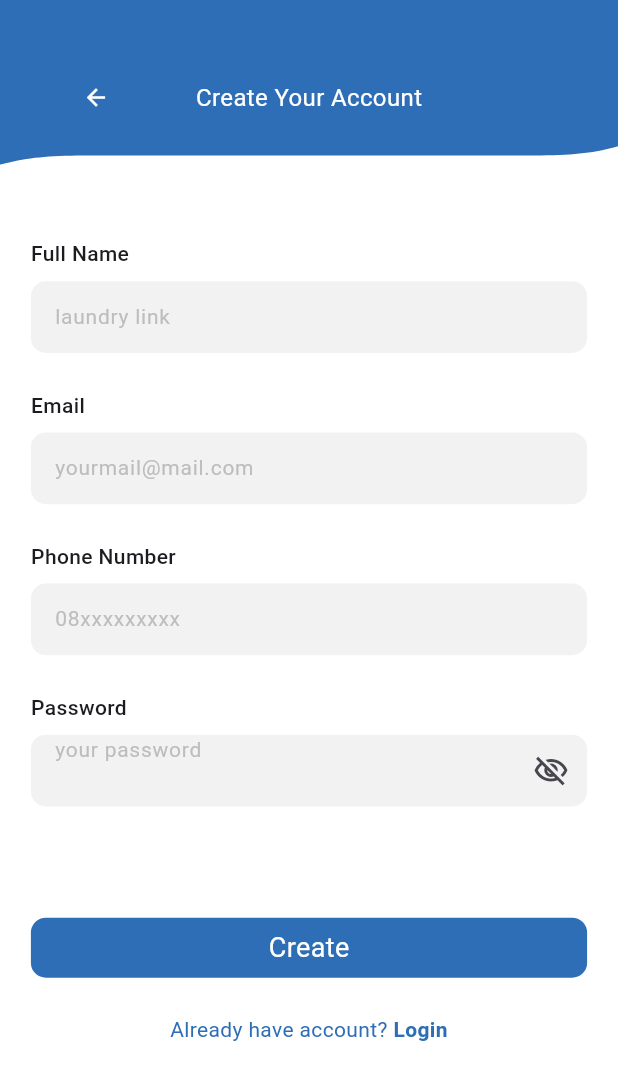
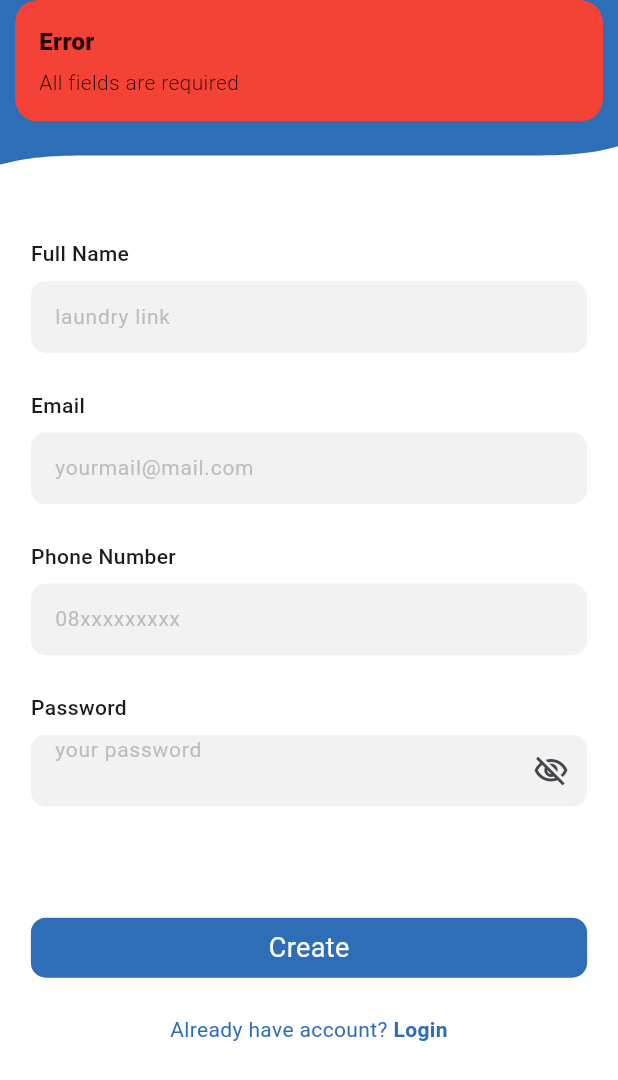
Before and after one commit to LaundryLink/mobile-laundrylink, a Flutter app: the SignupView screen opened by its route, after a tap on "Create", on a phone screen of 412 x 824 dp. Shown: the top 1080 px of the screen. Run offline on Flutter 3.47's test engine with Material 3 defaults, Android fonts, the phone set to English and light mode, and no system bars; our stand-ins replace another_flutter_splash_screen, dio, flutter_svg, get.

Commit message:
feat: register user now can be used

```diff
--- a/lib/app/data/utils/resources/app_theme.dart
+++ b/lib/app/data/utils/resources/app_theme.dart
@@ -6,6 +6,7 @@ import 'package:flutter/widgets.dart';
 class Resources {
   static _AppColors color = _AppColors();
   static _AppTextStyle textStyle = _AppTextStyle();
+  static _AppStaticString staticString = _AppStaticString();
 }
 
 class _AppColors {
@@ -20,3 +21,8 @@ class _AppColors {
 class _AppTextStyle {
   TextStyle subTitle1 = TextStyle(fontSize: 14, fontWeight: FontWeight.w500);
 }
+
+class _AppStaticString {
+  String api_web = "http://localhost:3001/";
+  String api_mobile = "http://10.0.2.2:3001/";
+}
--- /dev/null
+++ b/lib/app/data/utils/resources/models/user_model.dart
@@ -0,0 +1,37 @@
+import 'dart:convert';
+
+UserModel userModelFromJson(String str) => UserModel.fromJson(json.decode(str));
+
+String userModelToJson(UserModel data) => json.encode(data.toJson());
+
+class UserModel {
+  String fullName;
+  String email;
+  String phoneNumber;
+  String password;
+  String address;
+
+  UserModel({
+    required this.fullName,
+    required this.email,
+    required this.phoneNumber,
+    required this.password,
+    required this.address,
+  });
+
+  factory UserModel.fromJson(Map<String, dynamic> json) => UserModel(
+        fullName: json["full_name"],
+        email: json["email"],
+        phoneNumber: json["phone_number"],
+        password: json["password"],
+        address: json["address"],
+      );
+
+  Map<String, dynamic> toJson() => {
+        "full_name": fullName,
+        "email": email,
+        "phone_number": phoneNumber,
+        "password": password,
+        "address": address,
+      };
+}
--- a/lib/app/modules/auth/signup/bindings/signup_binding.dart
+++ b/lib/app/modules/auth/signup/bindings/signup_binding.dart
@@ -1,9 +1,9 @@
 import 'package:get/get.dart';
-import 'package:laundry_link/app/modules/auth/signin/controllers/signin_controller.dart';
+import 'package:laundry_link/app/modules/auth/signup/controllers/signup_controller.dart';
 
 class SignupBinding extends Bindings {
   @override
   void dependencies() {
-    Get.lazyPut<SigninController>(() => SigninController());
+    Get.put<SignupController>(SignupController());
   }
 }
--- a/lib/app/modules/auth/signup/controllers/signup_controller.dart
+++ b/lib/app/modules/auth/signup/controllers/signup_controller.dart
@@ -1,3 +1,99 @@
+import 'package:dio/dio.dart';
+import 'package:flutter/material.dart';
 import 'package:get/get.dart';
 
-class SignupController extends GetxController {}
+import '../../../../data/utils/resources/app_theme.dart';
+import '../../../../data/utils/resources/models/user_model.dart';
+import '../../../../routes/app_pages.dart';
+
+class SignupController extends GetxController {
+  // Text Editing Controllers
+  final TextEditingController fullNameController = TextEditingController();
+  final TextEditingController lastNameController = TextEditingController();
+  final TextEditingController emailController = TextEditingController();
+  final TextEditingController phoneNumberController = TextEditingController();
+  final TextEditingController passwordController = TextEditingController();
+  final TextEditingController addressController = TextEditingController();
+
+  var isLoading = false.obs;
+
+  @override
+  void onInit() {
+    super.onInit();
+  }
+
+  @override
+  void onClose() {
+    resetTextFields();
+    // Dispose controllers when the controller is disposed
+    fullNameController.dispose();
+    emailController.dispose();
+    phoneNumberController.dispose();
+    passwordController.dispose();
+    addressController.dispose();
+    super.onClose();
+  }
+
+  void resetTextFields() {
+    fullNameController.clear();
+    emailController.clear();
+    phoneNumberController.clear();
+    passwordController.clear();
+    addressController.clear();
+  }
+
+  Future<void> register() async {
+    isLoading.value = true;
+
+    if (fullNameController.text.isEmpty ||
+        emailController.text.isEmpty ||
+        phoneNumberController.text.isEmpty ||
+        passwordController.text.isEmpty) {
+      Get.snackbar('Error', 'All fields are required',
+          backgroundColor: Colors.red);
+      isLoading.value = false;
+      return;
+    }
+
+    // Membuat instance UserModel dari input pengguna
+    UserModel user = UserModel(
+      fullName: fullNameController.text,
+      email: emailController.text,
+      phoneNumber: phoneNumberController.text,
+      password: passwordController.text,
+      address: " ",
+    );
+
+    try {
+      print(
+          'nama : ${fullNameController.text} \nemail : ${emailController.text} \n phone_number : ${phoneNumberController.text} \npassword : ${passwordController.text} \naddress ${addressController.text}');
+
+      Dio dio = Dio();
+      final response = await dio.post(
+        Resources.staticString.api_mobile + 'api/users',
+        data: user.toJson(), // Mengirim data dalam bentuk JSON
+        options: Options(
+          headers: {'Content-Type': 'application/json'},
+        ),
+      );
+
+      if (response.statusCode == 200) {
+        // Handle success response
+        Get.back();
+        Get.delete<SignupController>(tag: Routes.SIGNUP);
+        Get.snackbar('Success', 'User registered successfully, Please Login', duration: Duration(seconds: 5),
+            backgroundColor: Colors.green, colorText: Colors.white);
+      } else {
+        // Handle error response
+        Get.snackbar('Error', 'Failed to register user',
+            backgroundColor: Colors.red);
+      }
+    } catch (e) {
+      // Handle network or other errors
+      Get.snackbar('Error', 'An error occurred: $e');
+      print(e);
+    } finally {
+      isLoading.value = false;
+    }
+  }
+}
--- a/lib/app/modules/auth/signup/views/signup_view.dart
+++ b/lib/app/modules/auth/signup/views/signup_view.dart
@@ -1,17 +1,19 @@
 import 'package:flutter/material.dart';
 import 'package:get/get.dart';
 import 'package:laundry_link/app/data/utils/resources/app_theme.dart';
+import 'package:laundry_link/app/modules/auth/signup/controllers/signup_controller.dart';
 import 'package:laundry_link/app/modules/widgets/custom_active_button.dart';
 import 'package:laundry_link/app/modules/widgets/custom_app_bar.dart';
 import 'package:laundry_link/app/modules/widgets/custom_text_field.dart';
 
 import '../../../../routes/app_pages.dart';
 
-class SignupView extends StatelessWidget {
+class SignupView extends GetView<SignupController> {
   const SignupView({super.key});
 
   @override
   Widget build(BuildContext context) {
+    controller.resetTextFields();
     return Scaffold(
       resizeToAvoidBottomInset: false,
       backgroundColor: Resources.color.textButtonSecondary,
@@ -21,7 +23,7 @@ class SignupView extends StatelessWidget {
           CustomAppBar(
             title: "Create Your Account",
             onPressed: () {
-              debugPrint("Button back");
+              Get.back();
             },
           ),
           SizedBox(
@@ -39,7 +41,7 @@ class SignupView extends StatelessWidget {
             height: Get.height * 0.01,
           ),
           CustomTextField(
-            controller: TextEditingController(),
+            controller: controller.fullNameController,
             hintText: "laundry link",
             keyboardType: TextInputType.name,
           ),
@@ -58,7 +60,7 @@ class SignupView extends StatelessWidget {
             height: Get.height * 0.01,
           ),
           CustomTextField(
-            controller: TextEditingController(),
+            controller: controller.emailController,
             hintText: "yourmail@mail.com",
             keyboardType: TextInputType.emailAddress,
           ),
@@ -77,7 +79,7 @@ class SignupView extends StatelessWidget {
             height: Get.height * 0.01,
           ),
           CustomTextField(
-            controller: TextEditingController(),
+            controller: controller.phoneNumberController,
             hintText: "08xxxxxxxxx",
             keyboardType: TextInputType.phone,
           ),
@@ -96,7 +98,7 @@ class SignupView extends StatelessWidget {
             height: Get.height * 0.01,
           ),
           CustomTextField(
-            controller: TextEditingController(),
+            controller: controller.passwordController,
             hintText: "your password",
             keyboardType: TextInputType.visiblePassword,
             iconVisible: Icons.visibility_off_outlined,
@@ -104,7 +106,12 @@ class SignupView extends StatelessWidget {
           SizedBox(
             height: Get.height * 0.09,
           ),
-          CustomActiveButton(buttonText: "Create", onTap: () {}),
+          Obx(() => CustomActiveButton(
+                buttonText: controller.isLoading.value ? '' : "Create",
+                onTap: () {
+                  controller.isLoading.value ? null : controller.register();
+                },
+              )),
           SizedBox(
             height: Get.height * 0.03,
           ),
--- a/lib/app/modules/widgets/custom_active_button.dart
+++ b/lib/app/modules/widgets/custom_active_button.dart
@@ -1,5 +1,6 @@
 import 'package:flutter/material.dart';
 import 'package:get/get.dart';
+import 'package:laundry_link/app/modules/auth/signup/controllers/signup_controller.dart';
 
 import '../../data/utils/resources/app_theme.dart';
 
@@ -11,9 +12,11 @@ class CustomActiveButton extends StatelessWidget {
 
   @override
   Widget build(BuildContext context) {
+    SignupController _controller = Get.put(SignupController());
     return GestureDetector(
       onTap: onTap,
-      child: Container(
+      child: _controller.isLoading.value
+        ? CircularProgressIndicator() : Container(
         width: Get.width * 0.9,
         height: Get.height %
             56, // Use a fixed height instead of `Get.height % 56` for consistency
--- a/lib/app/modules/widgets/custom_text_field.dart
+++ b/lib/app/modules/widgets/custom_text_field.dart
@@ -1,4 +1,5 @@
 import 'package:flutter/material.dart';
+import 'package:flutter/services.dart';
 
 class CustomTextField extends StatefulWidget {
   final TextEditingController controller;
@@ -32,6 +33,10 @@ class _CustomTextFieldState extends State<CustomTextField> {
       child: TextField(
         controller: widget.controller,
         keyboardType: widget.keyboardType,
+        inputFormatters: widget.keyboardType == TextInputType.phone ||
+                widget.keyboardType == TextInputType.number
+            ? [FilteringTextInputFormatter.digitsOnly]
+            : null,
         decoration: InputDecoration(
           contentPadding: EdgeInsets.symmetric(horizontal: 16),
           border: InputBorder.none,
--- a/lib/main.dart
+++ b/lib/main.dart
@@ -1,4 +1,5 @@
 import 'package:flutter/material.dart';
+import 'package:flutter/services.dart';
 
 import 'package:get/get.dart';
 import 'package:laundry_link/app/data/utils/resources/app_theme.dart';
@@ -6,7 +7,12 @@ import 'package:laundry_link/app/data/utils/resources/app_theme.dart';
 import 'app/routes/app_pages.dart';
 
 void main() {
-  runApp(
+  WidgetsFlutterBinding.ensureInitialized();
+  SystemChrome.setPreferredOrientations([
+    DeviceOrientation.portraitUp,
+    DeviceOrientation.portraitDown,
+  ]).then((_) {
+    runApp(
     GetMaterialApp(
       debugShowCheckedModeBanner: false,
       color: Resources.color.primaryColor,
@@ -15,4 +21,6 @@ void main() {
       getPages: AppPages.routes,
     ),
   );
+  });
+
 }
--- a/pubspec.yaml
+++ b/pubspec.yaml
@@ -16,6 +16,7 @@ dependencies:
   another_flutter_splash_screen: ^1.2.1
   flutter_svg: ^2.0.10+1
   font_awesome_flutter: ^10.7.0
+  dio: ^5.6.0
 
 dev_dependencies:
   flutter_lints: 4.0.0
```
Also changed, not shown: pubspec.lock.
